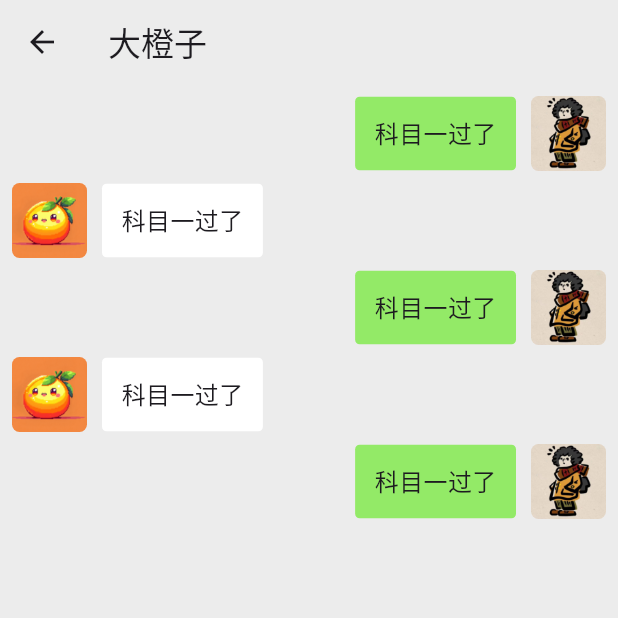
After one commit to bitByte404/wechat_clone, a Flutter app: the WechatPage screen opened directly, after a tap on "大橙子", on a phone screen of 412 x 824 dp, the top half of it. The commit adds this screen. Run offline on Flutter 3.47's test engine with Material 3 defaults, Android fonts, the phone set to English and light mode, and no system bars.

Commit message:
feat(ui): 添加聊天页面并优化微信列表项
- 移除 ChatItem 组件
- 新增 ChatPage 和 MessageBuble 组件
- 更新 WechatPage 列表项点击逻辑，跳转到聊天页面
- 在 colors.dart 中添加 selfBubleColor
-优化 CustomAppBar 样式

```diff
--- a/lib/ui/custom_widget/custom_appbar.dart
+++ b/lib/ui/custom_widget/custom_appbar.dart
@@ -14,6 +14,7 @@ class CustomAppBar extends StatelessWidget implements PreferredSizeWidget {
   @override
   Widget build(BuildContext context) {
     return AppBar(
+      scrolledUnderElevation: 0,
       elevation: 0,
       backgroundColor: AppColors.appBarColor,
       title: Stack(
@@ -33,10 +34,7 @@ class CustomAppBar extends StatelessWidget implements PreferredSizeWidget {
             child: Row(
               mainAxisSize: MainAxisSize.min,
               children: [
-                Image.asset(
-                  Assets.images.iconSearch.path,
-                  height: AppSizes.iconSize,
-                ),
+                const Icon(Icons.search, color: Color(0xFF050507), size: AppSizes.iconSize + 2,),
                 const SizedBox(
                   width: 20,
                 ),
--- /dev/null
+++ b/lib/ui/pages/page_chat.dart
@@ -0,0 +1,101 @@
+import 'package:flutter/material.dart';
+import 'package:wechat_clone/gen/assets.gen.dart';
+import 'package:wechat_clone/value/colors.dart';
+
+class ChatPage extends StatelessWidget {
+  const ChatPage({super.key, required this.title, required this.avatarPath});
+
+  final String title;
+  final String avatarPath;
+
+  @override
+  Widget build(BuildContext context) {
+
+    return Scaffold(
+      backgroundColor: AppColors.backgroundColor,
+      appBar: AppBar(
+        title: Text(title),
+        backgroundColor: AppColors.appBarColor,
+      ),
+      body: Column(
+        children: [
+          MessageBuble(otherAvatar: avatarPath,),
+          MessageBuble(isSelf: false, otherAvatar: avatarPath,),
+          MessageBuble(otherAvatar: avatarPath,),
+          MessageBuble(isSelf: false, otherAvatar: avatarPath,),
+          MessageBuble(otherAvatar: avatarPath,),
+        ],
+      ),
+    );
+  }
+}
+
+class MessageBuble extends StatelessWidget {
+  const MessageBuble({super.key, this.isSelf = true, this.otherAvatar= 'assets/images/avatar2.jpg'});
+  final bool isSelf;
+  final String otherAvatar;
+
+  @override
+  Widget build(BuildContext context) {
+    return !isSelf ? Container(
+      margin: const EdgeInsets.only(top: 8, left: 8, right: 8),
+      child: Row(
+        children: [
+          ClipRRect(
+              borderRadius: BorderRadius.circular(5),
+              child: Image.asset(
+                key: UniqueKey(),
+                otherAvatar,
+                height: 50,
+              )),
+          const SizedBox(
+            width: 10,
+          ),
+         // CustomPaint(
+         //   painter: TrianglePainter(Colors.white, cornerRadius:  3),
+         // ),
+          Container(
+            decoration: const BoxDecoration(
+              color: Colors.white,
+              borderRadius: BorderRadius.all(Radius.circular(3))
+              // borderRadius: BorderRadius.only(topRight: Radius.circular(3), bottomRight: Radius.circular(3))
+            ),
+            padding: const EdgeInsets.all(13),
+            // color: Colors.white,
+            child: const Text('科目一过了', style: TextStyle(
+              fontSize: 16
+            ),),
+          )
+        ],
+      ),
+    ) : Container(
+      margin: EdgeInsets.only(top: 8, left: 8, right: 8),
+      child: Row(
+        mainAxisAlignment: MainAxisAlignment.end,
+        children: [
+          Container(
+            decoration: const BoxDecoration(
+              color: AppColors.selfBubleColor,
+              borderRadius: BorderRadius.all(Radius.circular(3))
+              // borderRadius: BorderRadius.only(topRight: Radius.circular(3), bottomRight: Radius.circular(3))
+            ),
+            padding: EdgeInsets.all(13),
+            // color: Colors.white,
+            child: const Text('科目一过了', style: TextStyle(
+              fontSize: 16
+            ),),
+          ),
+          const SizedBox(
+            width: 10,
+          ),
+          ClipRRect(
+              borderRadius: BorderRadius.circular(5),
+              child: Image.asset(
+                Assets.images.avatar.path,
+                height: 50,
+              )),
+        ],
+      ),
+    );
+  }
+}
--- a/lib/ui/pages/page_wechat.dart
+++ b/lib/ui/pages/page_wechat.dart
@@ -1,6 +1,6 @@
 import 'package:flutter/material.dart';
-import 'package:wechat_clone/gen/assets.gen.dart';
 import 'package:wechat_clone/mock/mock_data.dart';
+import 'package:wechat_clone/ui/pages/page_chat.dart';
 import 'package:wechat_clone/utls/utils_time.dart';
 
 import '../../value/colors.dart';
@@ -34,7 +34,14 @@ class ChatList extends StatelessWidget {
         itemCount: lists.length,
         itemBuilder: (context, index) {
           var itemData = lists[index];
-          return ListTile(
+          return GestureDetector(
+            onTap: () {
+              Navigator.push(
+                  context,
+                  MaterialPageRoute(
+                      builder: (context) => ChatPage(title: itemData.name, avatarPath: itemData.avatarPath,) ));
+            },
+            child: ListTile(
               leading: ClipRRect(
                 borderRadius: BorderRadius.circular(5),
                 child: Image.asset(
@@ -55,6 +62,7 @@ class ChatList extends StatelessWidget {
                 style: const TextStyle(
                     color: AppColors.chatListItemMessageTextColor),
               ),
+            ),
           );
         },
         separatorBuilder: (BuildContext context, int index) {
--- a/lib/value/colors.dart
+++ b/lib/value/colors.dart
@@ -13,4 +13,5 @@ class AppColors {
   static const Color findRightArrowColor = Color(0xFFB2B2B2);
   static const Color iconColor = Color(0xFF989BA0);
   static const Color borderColor = Color(0xFFCBCBCB);
+  static const Color selfBubleColor = Color(0xFF93EA67);
 }
```
Also changed, not shown: lib/ui/custom_widget/ChatItem.dart (deleted, +0 -71 lines), lib/ui/custom_widget/custom_paint.dart (added, +45 -0 lines). Lines whose indentation alone changed are shown as unchanged.
